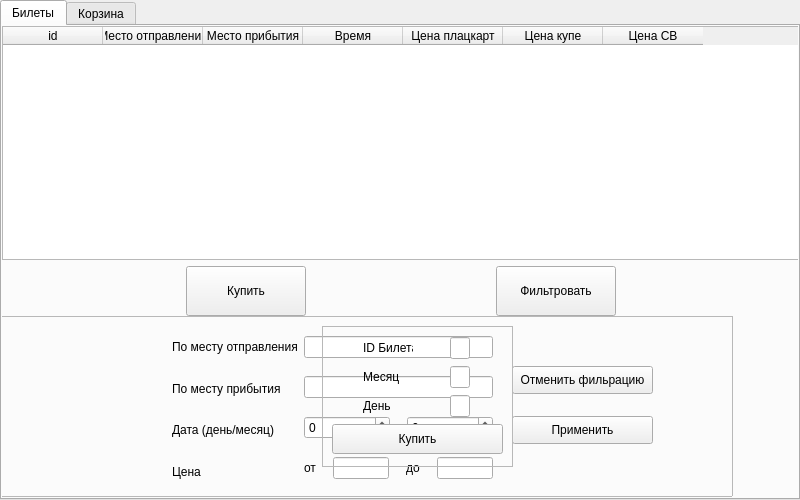
First picture: the form in frontend/ui/userMenu.ui, repository koccyx/TravelMaster, before the edit.
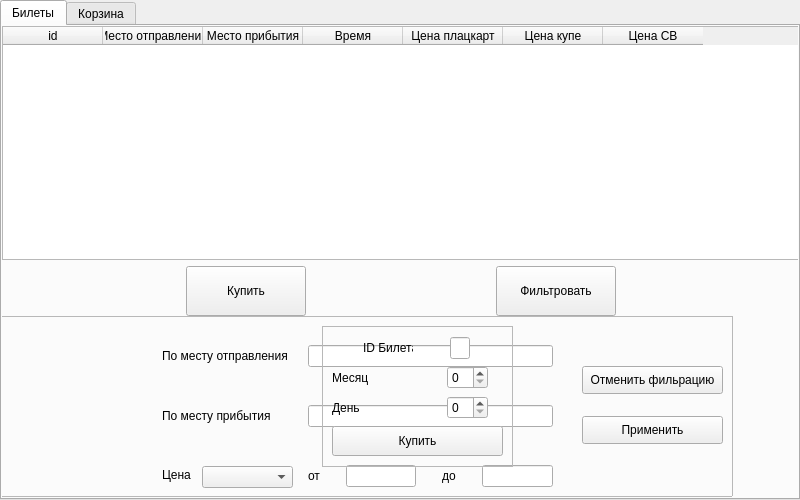
Second picture: the form after the edit.

The edit to the form file:
```diff
--- a/frontend/ui/userMenu.ui
+++ b/frontend/ui/userMenu.ui
@@ -220,6 +220,12 @@
       </item>
       <item>
        <layout class="QHBoxLayout" name="horizontalLayout_9">
+        <property name="spacing">
+         <number>65</number>
+        </property>
+        <property name="rightMargin">
+         <number>15</number>
+        </property>
         <item>
          <widget class="QLabel" name="label_10">
           <property name="minimumSize">
@@ -240,19 +246,18 @@
          </widget>
         </item>
         <item>
-         <widget class="QLineEdit" name="buyMonth">
-          <property name="maximumSize">
-           <size>
-            <width>20</width>
-            <height>16777215</height>
-           </size>
-          </property>
-         </widget>
+         <widget class="QSpinBox" name="monthSpinBox"/>
         </item>
        </layout>
       </item>
       <item>
        <layout class="QHBoxLayout" name="horizontalLayout_10">
+        <property name="spacing">
+         <number>65</number>
+        </property>
+        <property name="rightMargin">
+         <number>15</number>
+        </property>
         <item>
          <widget class="QLabel" name="label_11">
           <property name="minimumSize">
@@ -273,14 +278,7 @@
          </widget>
         </item>
         <item>
-         <widget class="QLineEdit" name="buyDay">
-          <property name="maximumSize">
-           <size>
-            <width>20</width>
-            <height>16777215</height>
-           </size>
-          </property>
-         </widget>
+         <widget class="QSpinBox" name="daySpinBox"/>
         </item>
        </layout>
       </item>
@@ -317,13 +315,19 @@
      <widget class="QWidget" name="horizontalLayoutWidget">
       <property name="geometry">
        <rect>
-        <x>210</x>
+        <x>200</x>
         <y>10</y>
-        <width>321</width>
-        <height>176</height>
+        <width>391</width>
+        <height>189</height>
        </rect>
       </property>
       <layout class="QHBoxLayout" name="horizontalLayout_6">
+       <property name="spacing">
+        <number>20</number>
+       </property>
+       <property name="sizeConstraint">
+        <enum>QLayout::SetDefaultConstraint</enum>
+       </property>
        <item>
         <layout class="QVBoxLayout" name="verticalLayout_4">
          <property name="spacing">
@@ -349,13 +353,6 @@
          <item>
           <widget class="QLabel" name="label_4">
            <property name="text">
-            <string>Дата (день/месяц)</string>
-           </property>
-          </widget>
-         </item>
-         <item>
-          <widget class="QLabel" name="label_5">
-           <property name="text">
             <string>Цена</string>
            </property>
           </widget>
@@ -365,32 +362,25 @@
        <item>
         <layout class="QVBoxLayout" name="verticalLayout_3">
          <property name="spacing">
-          <number>17</number>
+          <number>37</number>
          </property>
          <property name="topMargin">
-          <number>9</number>
-         </property>
-         <property name="bottomMargin">
           <number>18</number>
          </property>
+         <property name="bottomMargin">
+          <number>25</number>
+         </property>
          <item>
           <widget class="QLineEdit" name="departureText"/>
          </item>
          <item>
           <widget class="QLineEdit" name="destinationText"/>
          </item>
-         <item>
-          <layout class="QHBoxLayout" name="horizontalLayout_7">
-           <item>
-            <widget class="QSpinBox" name="dayFilterSpinbox"/>
-           </item>
-           <item>
-            <widget class="QSpinBox" name="monthFilterSpinbox"/>
-           </item>
-          </layout>
-         </item>
          <item>
           <layout class="QHBoxLayout" name="horizontalLayout_8">
+           <property name="spacing">
+            <number>26</number>
+           </property>
            <item>
             <widget class="QLabel" name="label_9">
              <property name="text">
@@ -420,7 +410,7 @@
      <widget class="QPushButton" name="applyFilterButton">
       <property name="geometry">
        <rect>
-        <x>550</x>
+        <x>620</x>
         <y>100</y>
         <width>141</width>
         <height>28</height>
@@ -433,7 +423,7 @@
      <widget class="QPushButton" name="cancelFilterButton">
       <property name="geometry">
        <rect>
-        <x>550</x>
+        <x>620</x>
         <y>50</y>
         <width>141</width>
         <height>28</height>
@@ -443,6 +433,36 @@
        <string>Отменить фильрацию</string>
       </property>
      </widget>
+     <widget class="QComboBox" name="comboBox">
+      <property name="geometry">
+       <rect>
+        <x>240</x>
+        <y>150</y>
+        <width>91</width>
+        <height>22</height>
+       </rect>
+      </property>
+      <item>
+       <property name="text">
+        <string/>
+       </property>
+      </item>
+      <item>
+       <property name="text">
+        <string>плацкарта</string>
+       </property>
+      </item>
+      <item>
+       <property name="text">
+        <string>купе</string>
+       </property>
+      </item>
+      <item>
+       <property name="text">
+        <string>СВ</string>
+       </property>
+      </item>
+     </widget>
     </widget>
     <zorder>splitter</zorder>
     <zorder>filterFrame</zorder>
```
